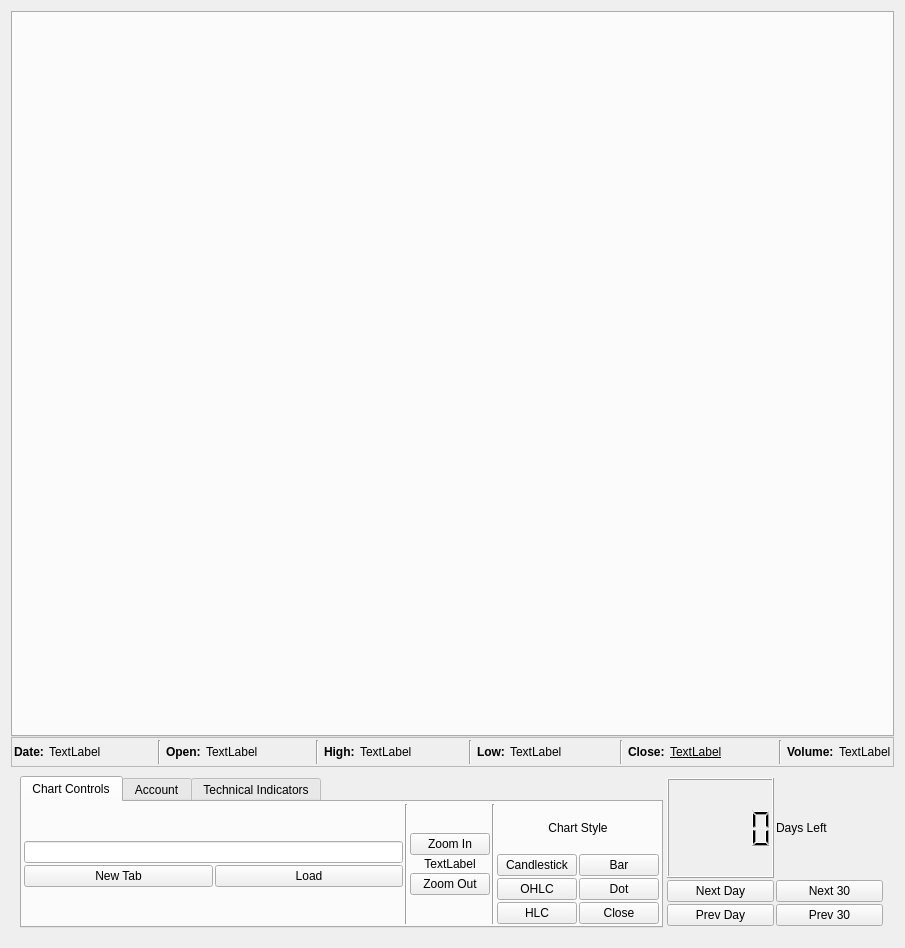
The window that chartWidget.ui (ellamental/pyTrade) describes before a commit, drawn with Qt 5.
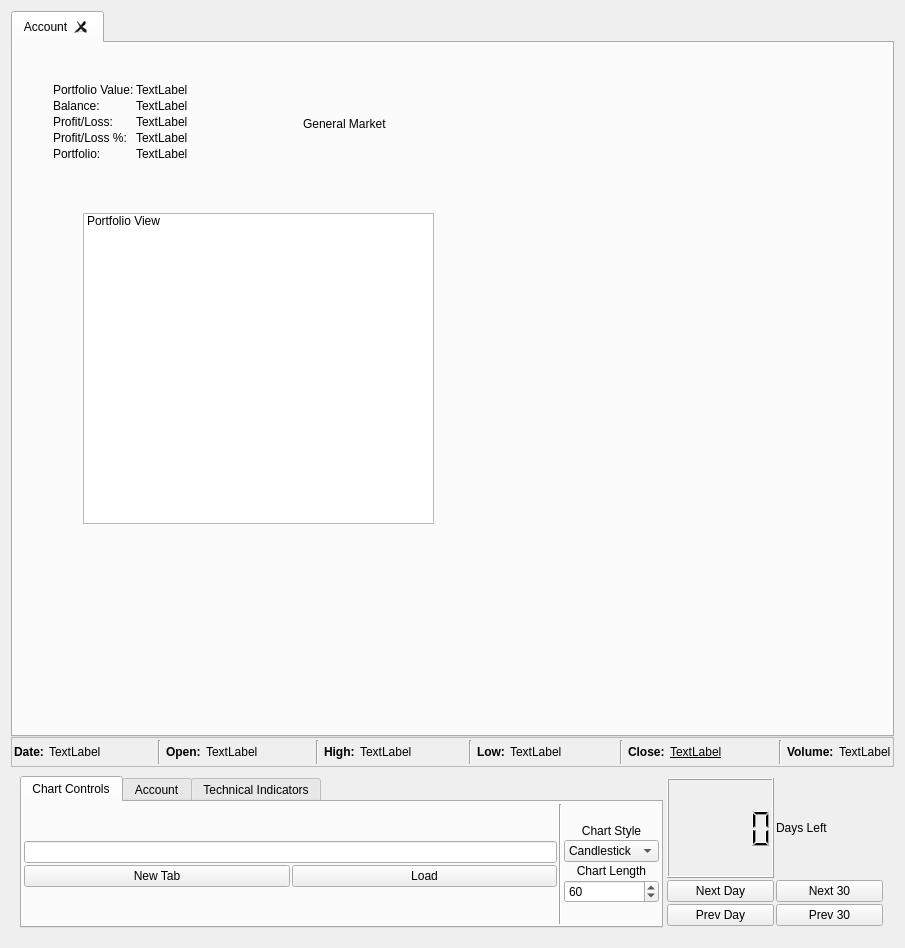
The same window after the commit. The open tabs and pages were chosen to show the change.

Commit message: Refactored Interface - A first step to an interface redesign

The edit to the form file:
```diff
--- a/chartWidget.ui
+++ b/chartWidget.ui
@@ -22,6 +22,136 @@
      <property name="currentIndex">
       <number>-1</number>
      </property>
+     <property name="tabsClosable">
+      <bool>true</bool>
+     </property>
+     <widget class="QWidget" name="tab">
+      <property name="enabled">
+       <bool>true</bool>
+      </property>
+      <attribute name="title">
+       <string>Account</string>
+      </attribute>
+      <widget class="QWidget" name="layoutWidget">
+       <property name="geometry">
+        <rect>
+         <x>40</x>
+         <y>40</y>
+         <width>144</width>
+         <height>85</height>
+        </rect>
+       </property>
+       <layout class="QFormLayout" name="formLayout">
+        <property name="fieldGrowthPolicy">
+         <enum>QFormLayout::ExpandingFieldsGrow</enum>
+        </property>
+        <property name="horizontalSpacing">
+         <number>2</number>
+        </property>
+        <property name="verticalSpacing">
+         <number>2</number>
+        </property>
+        <item row="0" column="0">
+         <widget class="QLabel" name="label_portfolioValue">
+          <property name="text">
+           <string>Portfolio Value:</string>
+          </property>
+         </widget>
+        </item>
+        <item row="0" column="1">
+         <widget class="QLabel" name="showPortfolioValue">
+          <property name="text">
+           <string>TextLabel</string>
+          </property>
+         </widget>
+        </item>
+        <item row="1" column="0">
+         <widget class="QLabel" name="label_balance">
+          <property name="text">
+           <string>Balance:</string>
+          </property>
+         </widget>
+        </item>
+        <item row="1" column="1">
+         <widget class="QLabel" name="showBalance">
+          <property name="text">
+           <string>TextLabel</string>
+          </property>
+         </widget>
+        </item>
+        <item row="2" column="0">
+         <widget class="QLabel" name="label_profit">
+          <property name="text">
+           <string>Profit/Loss:</string>
+          </property>
+         </widget>
+        </item>
+        <item row="2" column="1">
+         <widget class="QLabel" name="showProfit">
+          <property name="text">
+           <string>TextLabel</string>
+          </property>
+         </widget>
+        </item>
+        <item row="3" column="0">
+         <widget class="QLabel" name="label_profitPercent">
+          <property name="text">
+           <string>Profit/Loss %:</string>
+          </property>
+         </widget>
+        </item>
+        <item row="3" column="1">
+         <widget class="QLabel" name="showProfitPercent">
+          <property name="text">
+           <string>TextLabel</string>
+          </property>
+         </widget>
+        </item>
+        <item row="4" column="1">
+         <widget class="QLabel" name="showPortfolio">
+          <property name="text">
+           <string>TextLabel</string>
+          </property>
+         </widget>
+        </item>
+        <item row="4" column="0">
+         <widget class="QLabel" name="label_portfolio">
+          <property name="text">
+           <string>Portfolio:</string>
+          </property>
+         </widget>
+        </item>
+       </layout>
+      </widget>
+      <widget class="QLabel" name="label_2">
+       <property name="geometry">
+        <rect>
+         <x>290</x>
+         <y>60</y>
+         <width>141</width>
+         <height>41</height>
+        </rect>
+       </property>
+       <property name="text">
+        <string>General Market</string>
+       </property>
+      </widget>
+      <widget class="QListWidget" name="listWidget">
+       <property name="geometry">
+        <rect>
+         <x>70</x>
+         <y>170</y>
+         <width>351</width>
+         <height>311</height>
+        </rect>
+       </property>
+       <item>
+        <property name="text">
+         <string>Portfolio View</string>
+        </property>
+       </item>
+      </widget>
+     </widget>
     </widget>
    </item>
    <item>
@@ -377,70 +507,6 @@
             </item>
            </layout>
           </item>
-          <item>
-           <widget class="Line" name="line_4">
-            <property name="orientation">
-             <enum>Qt::Vertical</enum>
-            </property>
-           </widget>
-          </item>
-          <item>
-           <layout class="QVBoxLayout" name="verticalLayout_3">
-            <property name="spacing">
-             <number>2</number>
-            </property>
-            <item>
-             <spacer name="verticalSpacer_3">
-              <property name="orientation">
-               <enum>Qt::Vertical</enum>
-              </property>
-              <property name="sizeHint" stdset="0">
-               <size>
-                <width>20</width>
-                <height>40</height>
-               </size>
-              </property>
-             </spacer>
-            </item>
-            <item>
-             <widget class="QPushButton" name="zoomIn">
-              <property name="text">
-               <string>Zoom In</string>
-              </property>
-             </widget>
-            </item>
-            <item>
-             <widget class="QLabel" name="chartLength">
-              <property name="text">
-               <string>TextLabel</string>
-              </property>
-              <property name="alignment">
-               <set>Qt::AlignCenter</set>
-              </property>
-             </widget>
-            </item>
-            <item>
-             <widget class="QPushButton" name="zoomOut">
-              <property name="text">
-               <string>Zoom Out</string>
-              </property>
-             </widget>
-            </item>
-            <item>
-             <spacer name="verticalSpacer_4">
-              <property name="orientation">
-               <enum>Qt::Vertical</enum>
-              </property>
-              <property name="sizeHint" stdset="0">
-               <size>
-                <width>20</width>
-                <height>40</height>
-               </size>
-              </property>
-             </spacer>
-            </item>
-           </layout>
-          </item>
           <item>
            <widget class="Line" name="line">
             <property name="orientation">
@@ -453,6 +519,19 @@
             <property name="spacing">
              <number>2</number>
             </property>
+            <item>
+             <spacer name="verticalSpacer_5">
+              <property name="orientation">
+               <enum>Qt::Vertical</enum>
+              </property>
+              <property name="sizeHint" stdset="0">
+               <size>
+                <width>20</width>
+                <height>40</height>
+               </size>
+              </property>
+             </spacer>
+            </item>
             <item>
              <widget class="QLabel" name="label">
               <property name="text">
@@ -464,53 +543,77 @@
              </widget>
             </item>
             <item>
-             <layout class="QGridLayout" name="gridLayout">
-              <property name="spacing">
-               <number>2</number>
-              </property>
-              <item row="0" column="0">
-               <widget class="QPushButton" name="candlestick">
-                <property name="text">
-                 <string>Candlestick</string>
-                </property>
-               </widget>
+             <widget class="QComboBox" name="chartStyle">
+              <item>
+               <property name="text">
+                <string>Candlestick</string>
+               </property>
               </item>
-              <item row="0" column="1">
-               <widget class="QPushButton" name="bar">
-                <property name="text">
-                 <string>Bar</string>
-                </property>
-               </widget>
+              <item>
+               <property name="text">
+                <string>OHLC</string>
+               </property>
               </item>
-              <item row="1" column="0">
-               <widget class="QPushButton" name="ohlc">
-                <property name="text">
-                 <string>OHLC</string>
-                </property>
-               </widget>
+              <item>
+               <property name="text">
+                <string>HLC</string>
+               </property>
               </item>
-              <item row="1" column="1">
-               <widget class="QPushButton" name="dot">
-                <property name="text">
-                 <string>Dot</string>
-                </property>
-               </widget>
+              <item>
+               <property name="text">
+                <string>Bar</string>
+               </property>
               </item>
-              <item row="2" column="0">
-               <widget class="QPushButton" name="hlc">
-                <property name="text">
-                 <string>HLC</string>
-                </property>
-               </widget>
+              <item>
+               <property name="text">
+                <string>Dot</string>
+               </property>
               </item>
-              <item row="2" column="1">
-               <widget class="QPushButton" name="close">
-                <property name="text">
-                 <string>Close</string>
-                </property>
-               </widget>
+              <item>
+               <property name="text">
+                <string>Line</string>
+               </property>
               </item>
-             </layout>
+             </widget>
+            </item>
+            <item>
+             <widget class="QLabel" name="label_3">
+              <property name="text">
+               <string>Chart Length</string>
+              </property>
+              <property name="alignment">
+               <set>Qt::AlignCenter</set>
+              </property>
+             </widget>
+            </item>
+            <item>
+             <widget class="QSpinBox" name="chartLength">
+              <property name="minimum">
+               <number>10</number>
+              </property>
+              <property name="maximum">
+               <number>600</number>
+              </property>
+              <property name="singleStep">
+               <number>10</number>
+              </property>
+              <property name="value">
+               <number>60</number>
+              </property>
+             </widget>
+            </item>
+            <item>
+             <spacer name="verticalSpacer_6">
+              <property name="orientation">
+               <enum>Qt::Vertical</enum>
+              </property>
+              <property name="sizeHint" stdset="0">
+               <size>
+                <width>20</width>
+                <height>40</height>
+               </size>
+              </property>
+             </spacer>
             </item>
            </layout>
           </item>
@@ -563,86 +666,6 @@
             </property>
            </widget>
           </item>
-          <item>
-           <layout class="QFormLayout" name="formLayout">
-            <property name="horizontalSpacing">
-             <number>2</number>
-            </property>
-            <property name="verticalSpacing">
-             <number>2</number>
-            </property>
-            <item row="0" column="0">
-             <widget class="QLabel" name="label_portfolioValue">
-              <property name="text">
-               <string>Portfolio Value:</string>
-              </property>
-             </widget>
-            </item>
-            <item row="0" column="1">
-             <widget class="QLabel" name="showPortfolioValue">
-              <property name="text">
-               <string>TextLabel</string>
-              </property>
-             </widget>
-            </item>
-            <item row="1" column="0">
-             <widget class="QLabel" name="label_balance">
-              <property name="text">
-               <string>Balance:</string>
-              </property>
-             </widget>
-            </item>
-            <item row="1" column="1">
-             <widget class="QLabel" name="showBalance">
-              <property name="text">
-               <string>TextLabel</string>
-              </property>
-             </widget>
-            </item>
-            <item row="2" column="0">
-             <widget class="QLabel" name="label_profit">
-              <property name="text">
-               <string>Profit/Loss:</string>
-              </property>
-             </widget>
-            </item>
-            <item row="2" column="1">
-             <widget class="QLabel" name="showProfit">
-              <property name="text">
-               <string>TextLabel</string>
-              </property>
-             </widget>
-            </item>
-            <item row="3" column="0">
-             <widget class="QLabel" name="label_profitPercent">
-              <property name="text">
-               <string>Profit/Loss %:</string>
-              </property>
-             </widget>
-            </item>
-            <item row="3" column="1">
-             <widget class="QLabel" name="showProfitPercent">
-              <property name="text">
-               <string>TextLabel</string>
-              </property>
-             </widget>
-            </item>
-            <item row="4" column="0">
-             <widget class="QLabel" name="label_portfolio">
-              <property name="text">
-               <string>Portfolio:</string>
-              </property>
-             </widget>
-            </item>
-            <item row="4" column="1">
-             <widget class="QLabel" name="showPortfolio">
-              <property name="text">
-               <string>TextLabel</string>
-              </property>
-             </widget>
-            </item>
-           </layout>
-          </item>
           <item>
            <spacer name="horizontalSpacer_6">
             <property name="orientation">
```
Left out of the diff: 4 changed lines with no effect on the pictures. The commit also changes 2 other files.
